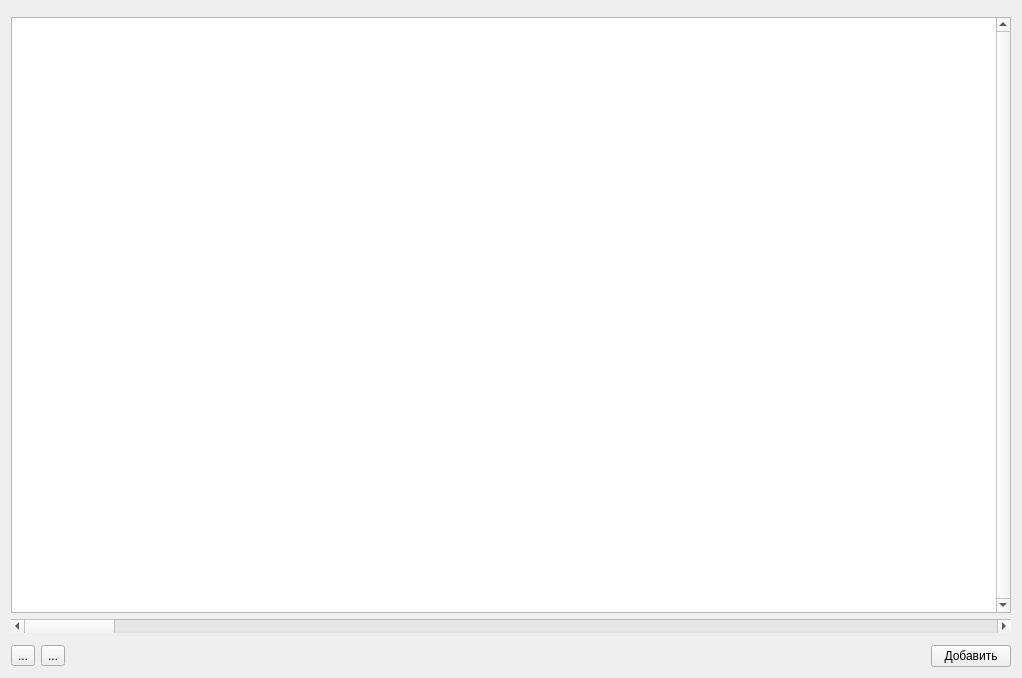
First picture: the form in src/educationwork/pageeducationwork.ui, repository rainovskyqt/teacher_plan, before the edit.
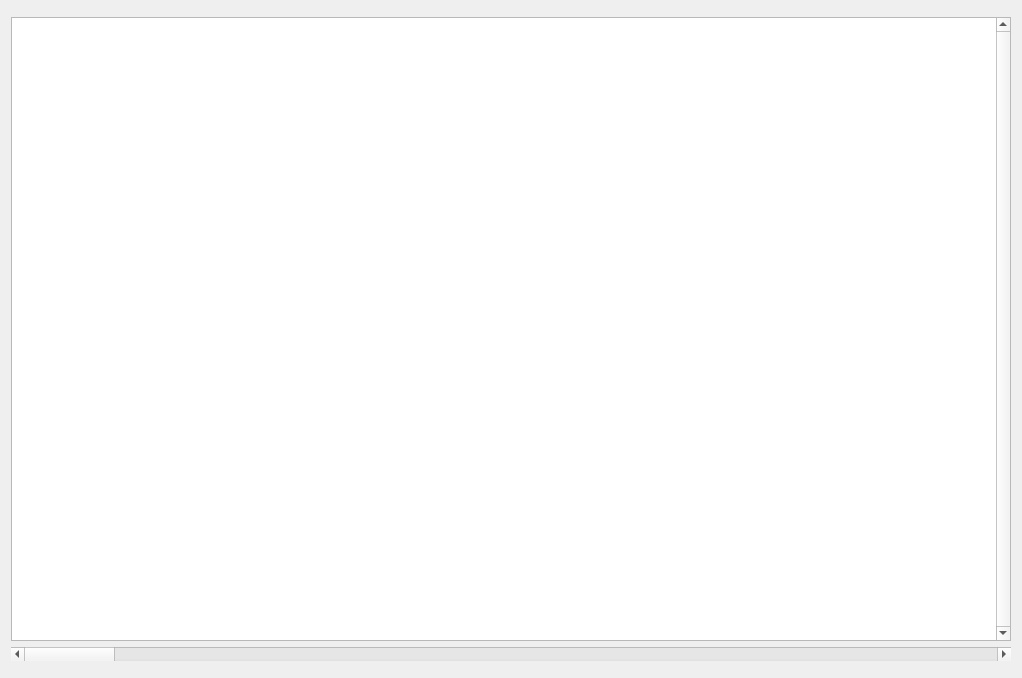
Second picture: the form after the edit. Icons and pictures are not drawn.

What changed in the file:
```diff
--- a/src/educationwork/pageeducationwork.ui
+++ b/src/educationwork/pageeducationwork.ui
@@ -13,7 +13,7 @@
   <property name="windowTitle">
    <string>Form</string>
   </property>
-  <layout class="QVBoxLayout" name="verticalLayout" stretch="0,1,0,0,0">
+  <layout class="QVBoxLayout" name="verticalLayout" stretch="0,1,0,0">
    <item>
     <widget class="QWidget" name="w_header" native="true">
      <layout class="QVBoxLayout" name="verticalLayout_3">
@@ -102,69 +102,6 @@
      </layout>
     </widget>
    </item>
-   <item>
-    <widget class="QWidget" name="w_addButton" native="true">
-     <layout class="QHBoxLayout" name="horizontalLayout">
-      <property name="spacing">
-       <number>6</number>
-      </property>
-      <property name="leftMargin">
-       <number>0</number>
-      </property>
-      <property name="topMargin">
-       <number>0</number>
-      </property>
-      <property name="rightMargin">
-       <number>0</number>
-      </property>
-      <property name="bottomMargin">
-       <number>0</number>
-      </property>
-      <item>
-       <widget class="QToolButton" name="btn_up">
-        <property name="text">
-         <string>...</string>
-        </property>
-        <property name="icon">
-         <iconset resource="../res.qrc">
-          <normaloff>:/img/img/up.png</normaloff>:/img/img/up.png</iconset>
-        </property>
-       </widget>
-      </item>
-      <item>
-       <widget class="QToolButton" name="btn_down">
-        <property name="text">
-         <string>...</string>
-        </property>
-        <property name="icon">
-         <iconset resource="../res.qrc">
-          <normaloff>:/img/img/down.png</normaloff>:/img/img/down.png</iconset>
-        </property>
-       </widget>
-      </item>
-      <item>
-       <spacer name="horizontalSpacer">
-        <property name="orientation">
-         <enum>Qt::Horizontal</enum>
-        </property>
-        <property name="sizeHint" stdset="0">
-         <size>
-          <width>897</width>
-          <height>20</height>
-         </size>
-        </property>
-       </spacer>
-      </item>
-      <item>
-       <widget class="QPushButton" name="btn_add">
-        <property name="text">
-         <string>Добавить</string>
-        </property>
-       </widget>
-      </item>
-     </layout>
-    </widget>
-   </item>
   </layout>
  </widget>
  <resources>
```
Left out of the diff: 14 changed lines with no effect on the pictures.
